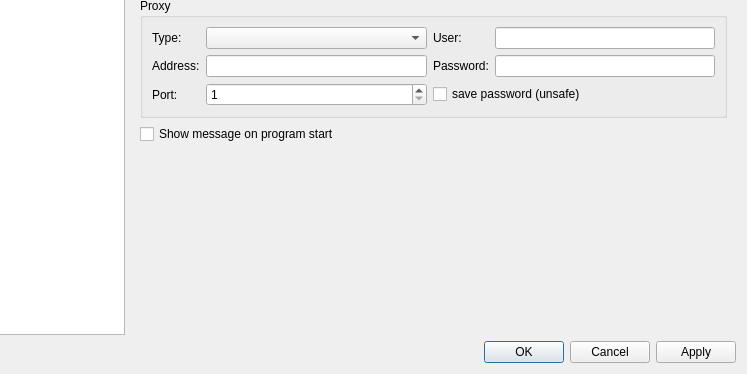
Above: src/settingseditor.ui from OneMoreGres/ScreenTranslator before the change; both pictures show x 142 to 889 and y 175 to 549 of the 889 by 549 pixel window. Below: the same form after it.
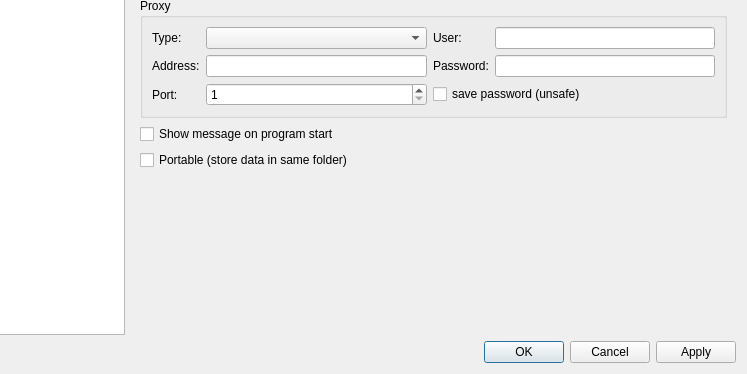
That is the form after the change. Custom widgets are drawn as their Qt base class.

Commit message: Added portable mode

The edit to the form file:
```diff
--- a/src/settingseditor.ui
+++ b/src/settingseditor.ui
@@ -179,6 +179,13 @@
          </property>
         </widget>
        </item>
+       <item>
+        <widget class="QCheckBox" name="portable">
+         <property name="text">
+          <string>Portable (store data in same folder)</string>
+         </property>
+        </widget>
+       </item>
        <item>
         <spacer name="verticalSpacer_4">
          <property name="orientation">
```
The commit also changes 4 other files.
